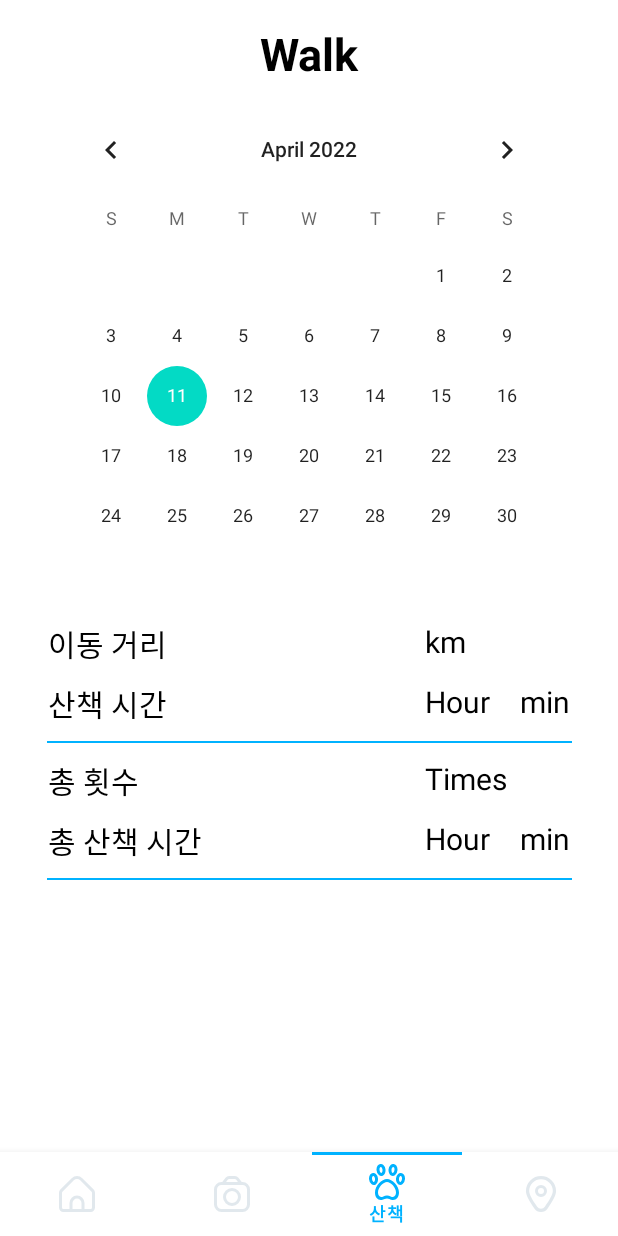
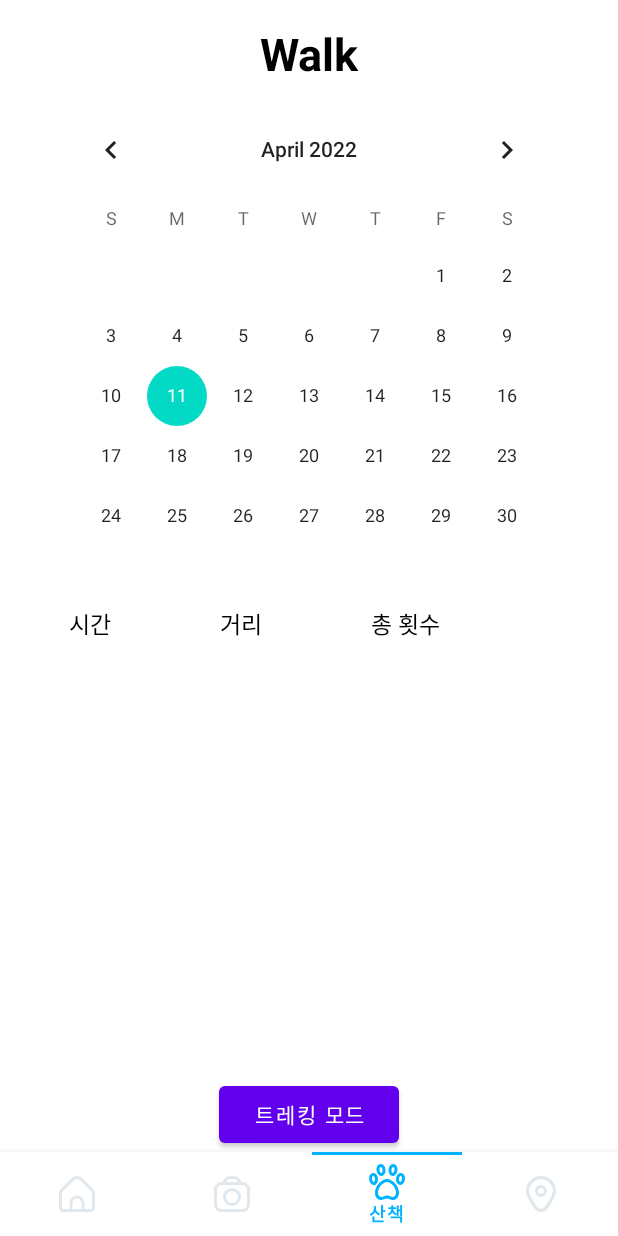
Before and after one commit to bagoonichanger/Petmliy_android_app, an Android app: the screen it shows after launch (MainActivity), item 3 of the bottom bar chosen, on a phone screen of 412 x 824 dp. Run offline under Robolectric (Android 15) with nearby library versions, the phone set to English and light mode, and no system bars.

Commit message:
walk layout

```diff
--- a/app/build.gradle
+++ b/app/build.gradle
@@ -73,5 +73,4 @@ dependencies {
 
     implementation 'com.squareup.okhttp3:okhttp:4.9.3'
     implementation 'com.squareup.okhttp3:logging-interceptor:4.9.3'
-
 }
--- a/app/src/main/java/com/bagooni/petmliy_android_app/walk/WalkFragment.kt
+++ b/app/src/main/java/com/bagooni/petmliy_android_app/walk/WalkFragment.kt
@@ -1,18 +1,28 @@
 package com.bagooni.petmliy_android_app.walk
 
+import android.os.Build
 import android.os.Bundle
 import android.view.LayoutInflater
 import android.view.View
 import android.view.ViewGroup
 import androidx.fragment.app.Fragment
-import com.bagooni.petmliy_android_app.R
+import com.bagooni.petmliy_android_app.databinding.FragmentWalkBinding
 
+@Suppress("UNREACHABLE_CODE")
 class WalkFragment : Fragment() { // 시작
+    private var _binding: FragmentWalkBinding?=null
+    private val binding get() = _binding!!
+
     override fun onCreateView(
         inflater: LayoutInflater,
         container: ViewGroup?,
         savedInstanceState: Bundle?
     ): View? {
-        return inflater.inflate(R.layout.fragment_walk, container, false)
+        _binding = FragmentWalkBinding.inflate(inflater,container,false)
+        return binding.root
+
+        binding.calendarView.setOnDateChangeListener { view, year, month, dayOfMonth ->
+
+        }
     }
 }
--- a/app/src/main/res/layout/fragment_walk.xml
+++ b/app/src/main/res/layout/fragment_walk.xml
@@ -9,11 +9,11 @@
         android:id="@+id/walkTitle"
         android:layout_width="wrap_content"
         android:layout_height="wrap_content"
+        android:layout_marginTop="15dp"
         android:text="Walk"
         android:textColor="@color/black"
+        android:textSize="30sp"
         android:textStyle="bold"
-        android:textSize="30sp"
-        android:layout_marginTop="15dp"
         app:layout_constraintEnd_toEndOf="parent"
         app:layout_constraintStart_toStartOf="parent"
         app:layout_constraintTop_toTopOf="parent" />
@@ -22,188 +22,97 @@
         android:id="@+id/calendarView"
         android:layout_width="wrap_content"
         android:layout_height="wrap_content"
-        app:layout_constraintTop_toBottomOf="@+id/walkTitle"
+        android:layout_marginTop="10dp"
+        app:layout_constraintEnd_toEndOf="parent"
         app:layout_constraintStart_toStartOf="parent"
-        app:layout_constraintEnd_toEndOf="parent"
-        android:layout_marginTop="10dp"/>
+        app:layout_constraintTop_toBottomOf="@+id/walkTitle" />
+
+    <androidx.constraintlayout.widget.ConstraintLayout
+        android:id="@+id/today"
+        android:layout_width="320dp"
+        android:layout_height="wrap_content"
+        app:layout_constraintStart_toStartOf="@id/calendarView"
+        app:layout_constraintEnd_toEndOf="@id/calendarView"
+        app:layout_constraintTop_toBottomOf="@id/calendarView">
+
+        <TextView
+            android:id="@+id/time"
+            android:layout_width="wrap_content"
+            android:layout_height="wrap_content"
+            android:text="시간"
+            android:textSize="15dp"
+            android:textColor="@color/black"
+            app:layout_constraintStart_toStartOf="parent"
+            app:layout_constraintTop_toTopOf="parent"/>
         <TextView
             android:id="@+id/distance"
             android:layout_width="wrap_content"
             android:layout_height="wrap_content"
-        android:text="이동 거리"
-        android:textSize="20dp"
+            android:text="거리"
+            android:textSize="15dp"
             android:textColor="@color/black"
-        android:layout_marginTop="10dp"
-        app:layout_constraintTop_toBottomOf="@id/calendarView"
-        app:layout_constraintStart_toStartOf="@id/calendarView" />
+            app:layout_constraintStart_toEndOf="@+id/time"
+            app:layout_constraintEnd_toStartOf="@+id/count"
+            app:layout_constraintTop_toTopOf="@+id/time"/>
         <TextView
-        android:id="@+id/distanceKm"
+            android:id="@+id/count"
             android:layout_width="wrap_content"
             android:layout_height="wrap_content"
-        android:text="km"
-        android:textSize="20dp"
+            android:text="총 횟수"
+            android:textSize="15dp"
             android:textColor="@color/black"
-        app:layout_constraintStart_toEndOf="@+id/distanceKmView"
-        app:layout_constraintTop_toTopOf="@+id/distance"
-        android:layout_marginStart="10dp"/>
+            app:layout_constraintStart_toEndOf="@+id/distance"
+            app:layout_constraintEnd_toEndOf="parent"
+            app:layout_constraintTop_toTopOf="@+id/time"/>
+
         <TextView
-        android:id="@+id/distanceKmView"
+            android:id="@+id/timeView"
             android:layout_width="wrap_content"
             android:layout_height="wrap_content"
             tools:text="00"
             android:textSize="20dp"
             android:textColor="@color/black"
-        app:layout_constraintStart_toStartOf="@+id/walkTimeHourView"
-        app:layout_constraintTop_toTopOf="@+id/distance"/>
+            app:layout_constraintTop_toBottomOf="@id/time"
+            app:layout_constraintStart_toStartOf="@id/time"/>
+
         <TextView
-        android:id="@+id/walkTime"
-        android:layout_width="wrap_content"
-        android:layout_height="wrap_content"
-        android:text="산책 시간"
-        android:textSize="20dp"
-        android:textColor="@color/black"
-        app:layout_constraintTop_toBottomOf="@+id/distance"
-        app:layout_constraintStart_toStartOf="@+id/distance"
-        android:layout_marginTop="10dp"/>
-    <TextView
-        android:id="@+id/walkTimeHourView"
+            android:id="@+id/distanceView"
             android:layout_width="wrap_content"
             android:layout_height="wrap_content"
             tools:text="00"
             android:textSize="20dp"
             android:textColor="@color/black"
-        android:layout_marginEnd="10dp"
-        app:layout_constraintEnd_toStartOf="@+id/walkTimeHour"
-        app:layout_constraintTop_toTopOf="@+id/walkTime"/>
+            app:layout_constraintStart_toStartOf="@id/distance"
+            app:layout_constraintTop_toBottomOf="@id/distance"/>
+
         <TextView
-        android:id="@+id/walkTimeHour"
-        android:layout_width="wrap_content"
-        android:layout_height="wrap_content"
-        android:text="Hour"
-        android:textSize="20dp"
-        android:textColor="@color/black"
-        app:layout_constraintTop_toTopOf="@+id/walkTime"
-        app:layout_constraintEnd_toStartOf="@id/walkTimeMinView"
-        android:layout_marginEnd="10dp"/>
-    <TextView
-        android:id="@+id/walkTimeMinView"
+            android:id="@+id/countView"
             android:layout_width="wrap_content"
             android:layout_height="wrap_content"
             tools:text="00"
             android:textSize="20dp"
             android:textColor="@color/black"
-        app:layout_constraintTop_toTopOf="@+id/walkTime"
-        app:layout_constraintEnd_toStartOf="@id/walkTimeMin"
-        android:layout_marginEnd="10dp"/>
+            app:layout_constraintStart_toStartOf="@+id/count"
+            app:layout_constraintTop_toBottomOf="@id/count"/>
+
+    </androidx.constraintlayout.widget.ConstraintLayout>
+
     <TextView
-        android:id="@+id/walkTimeMin"
+        android:id="@+id/date"
         android:layout_width="wrap_content"
         android:layout_height="wrap_content"
-        android:text="min"
-        android:textSize="20dp"
-        android:textColor="@color/black"
-        app:layout_constraintEnd_toEndOf="@id/calendarView"
-        app:layout_constraintTop_toTopOf="@+id/walkTime"/>
-    <View
-        android:id="@+id/walkView"
-        android:layout_width="350dp"
-        android:layout_height="1dp"
-        android:background="@color/Light_Blue"
-        app:layout_constraintStart_toStartOf="@+id/calendarView"
-        app:layout_constraintEnd_toEndOf="@id/calendarView"
-        app:layout_constraintTop_toBottomOf="@+id/walkTime"
-        android:layout_marginTop="10dp"/>
-    <TextView
-        android:id="@+id/totalCount"
-        android:layout_width="wrap_content"
-        android:layout_height="wrap_content"
-        android:text="총 횟수"
-        android:textSize="20dp"
-        android:textColor="@color/black"
-        app:layout_constraintStart_toStartOf="@+id/walkTime"
-        app:layout_constraintTop_toBottomOf="@+id/walkView"
-        android:layout_marginTop="10dp"/>
-    <TextView
-        android:id="@+id/totalCountView"
-        android:layout_width="wrap_content"
-        android:layout_height="wrap_content"
-        tools:text="00"
-        android:textSize="20dp"
-        android:textColor="@color/black"
-        app:layout_constraintTop_toTopOf="@id/totalCount"
-        app:layout_constraintEnd_toStartOf="@+id/totalCountTimes"
-        android:layout_marginEnd="10dp"/>
+        app:layout_constraintTop_toBottomOf="@+id/today"
+        app:layout_constraintStart_toStartOf="parent"
+        app:layout_constraintEnd_toEndOf="parent"/>
 
-    <TextView
-        android:id="@+id/totalCountTimes"
-        android:layout_width="wrap_content"
-        android:layout_height="wrap_content"
-        android:text="Times"
-        android:textSize="20dp"
-        android:textColor="@color/black"
-        app:layout_constraintTop_toTopOf="@id/totalCount"
-        app:layout_constraintStart_toStartOf="@id/walkTimeHour"/>
-
-    <TextView
-        android:id="@+id/totalHour"
-        android:layout_width="wrap_content"
-        android:layout_height="wrap_content"
-        android:text="총 산책 시간"
-        android:textSize="20dp"
-        android:textColor="@color/black"
-        app:layout_constraintStart_toStartOf="@+id/totalCount"
-        app:layout_constraintTop_toBottomOf="@+id/totalCount"
-        android:layout_marginTop="10dp"/>
-
-    <TextView
-        android:id="@+id/totalHourView"
-        android:layout_width="wrap_content"
-        android:layout_height="wrap_content"
-        tools:text="00"
-        android:textSize="20dp"
-        android:textColor="@color/black"
-        android:layout_marginEnd="10dp"
-        app:layout_constraintStart_toStartOf="@+id/totalCountView"
-        app:layout_constraintTop_toTopOf="@+id/totalHour"/>
-    <TextView
-        android:id="@+id/totalHourText"
-        android:layout_width="wrap_content"
-        android:layout_height="wrap_content"
-        android:text="Hour"
-        android:textSize="20dp"
-        android:textColor="@color/black"
-        app:layout_constraintTop_toTopOf="@id/totalHour"
-        app:layout_constraintStart_toEndOf="@+id/totalHourView"
-        android:layout_marginStart="10dp"/>
-    <TextView
-        android:id="@+id/totalMinView"
-        android:layout_width="wrap_content"
-        android:layout_height="wrap_content"
-        tools:text="00"
-        android:textSize="20dp"
-        android:textColor="@color/black"
-        app:layout_constraintStart_toEndOf="@+id/totalHourText"
-        app:layout_constraintTop_toTopOf="@id/totalHour"
-        android:layout_marginStart="10dp"/>
-    <TextView
-        android:id="@+id/totalTimeMin"
-        android:layout_width="wrap_content"
-        android:layout_height="wrap_content"
-        android:text="min"
-        android:textSize="20dp"
-        android:textColor="@color/black"
-        app:layout_constraintEnd_toEndOf="@id/calendarView"
-        app:layout_constraintTop_toTopOf="@id/totalHour"/>
-
-    <View
-        android:id="@+id/totalView"
-        android:layout_width="350dp"
-        android:layout_height="1dp"
-        android:background="@color/Light_Blue"
-        app:layout_constraintStart_toStartOf="@+id/calendarView"
-        app:layout_constraintEnd_toEndOf="@id/calendarView"
-        app:layout_constraintTop_toBottomOf="@+id/totalHour"
-        android:layout_marginTop="10dp"/>
+    <Button
+        android:id="@+id/changeActivity"
+        android:layout_width="120dp"
+        android:layout_height="50dp"
+        android:text="트레킹 모드"
+        app:layout_constraintBottom_toBottomOf="parent"
+        app:layout_constraintEnd_toEndOf="parent"
+        app:layout_constraintStart_toStartOf="parent" />
 
 
 
```
Lines whose indentation alone changed are shown as unchanged.
